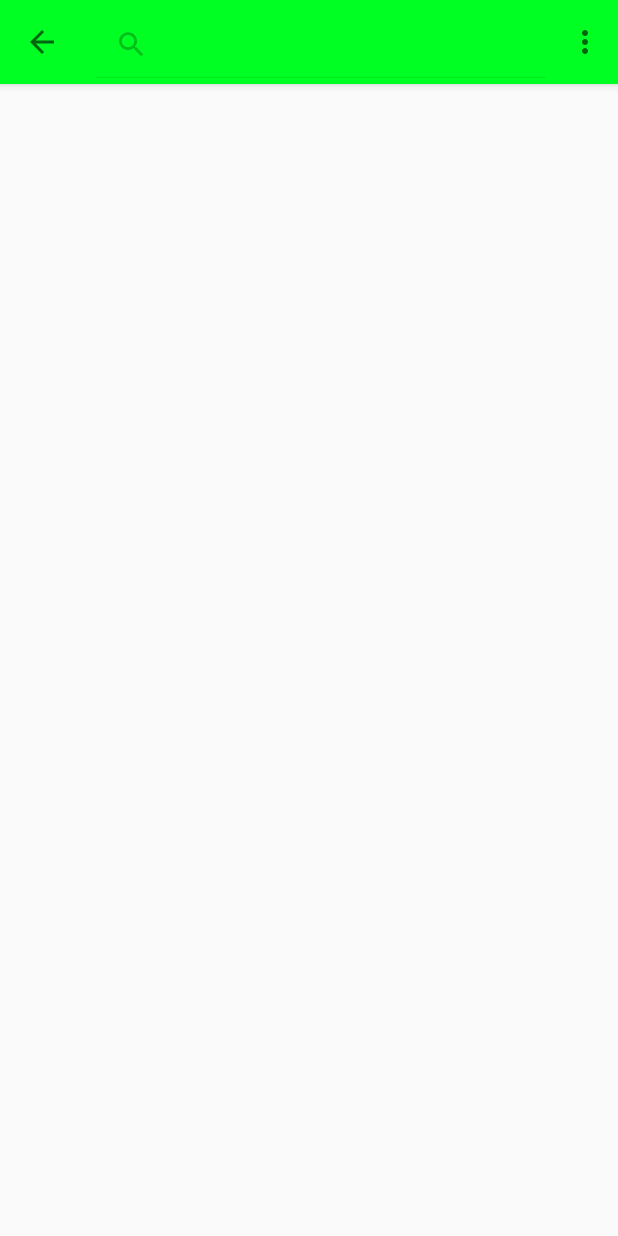
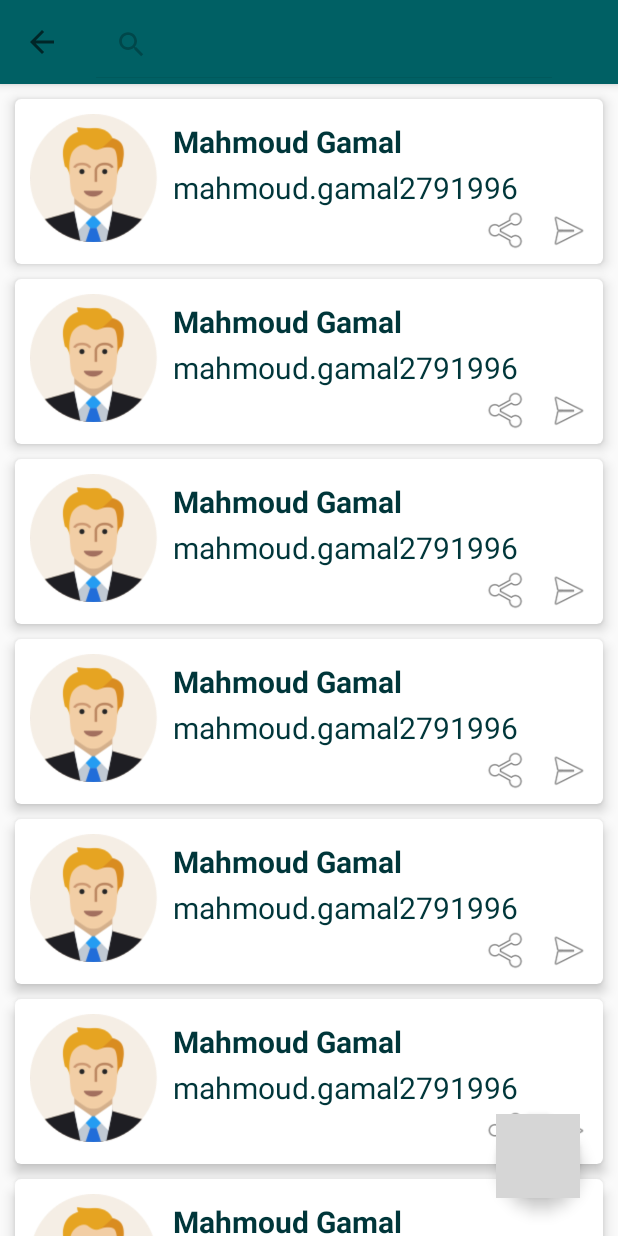
Before and after one commit to MahmoudAbdelFatah/wasla, an Android app: the screen it shows after launch (ContactsActivity), after a tap on "Search", on a phone screen of 412 x 824 dp. Run offline under Robolectric (Android 15) with nearby library versions, the phone set to English and light mode, and no system bars; our stand-ins replace Firebase (no records; nobody signed in at launch, a user with empty details on screens opened directly); libraries missing offline, so code that uses them is left out: com.github.clans.fab, es.dmoral.toasty; grey boxes are pictures that could not be loaded.

Commit message:
new design XD

```diff
--- a/app/src/main/AndroidManifest.xml
+++ b/app/src/main/AndroidManifest.xml
@@ -23,8 +23,8 @@
 
         <activity
             android:name=".view.AddFeedbackDialog"
-            android:label="Add new Feedback"
-            android:theme="@android:style/Theme.Holo.Light.Dialog.MinWidth" />
+            android:label="Feedback..."
+            android:theme="@android:style/Theme.Holo.Light.Dialog.NoActionBar.MinWidth" />
 
     </application>
 
--- a/app/src/main/java/com/example/wasla/model/OnlineDataBase.java
+++ b/app/src/main/java/com/example/wasla/model/OnlineDataBase.java
@@ -1,10 +1,14 @@
 package com.example.wasla.model;
 
 import android.content.Context;
+import android.support.annotation.NonNull;
 import android.util.Log;
+import android.webkit.ValueCallback;
 
 import com.example.wasla.R;
 import com.example.wasla.adapter.InstructorAdapter;
+import com.google.android.gms.tasks.OnFailureListener;
+import com.google.android.gms.tasks.OnSuccessListener;
 import com.google.firebase.database.ChildEventListener;
 import com.google.firebase.database.DataSnapshot;
 import com.google.firebase.database.DatabaseError;
@@ -23,7 +27,7 @@ import java.util.List;
 public class OnlineDataBase {
     public static FirebaseDatabase firebaseDatabase = FirebaseDatabase.getInstance();
     public static DatabaseReference databaseReference = firebaseDatabase.getReference();
-    public final static List<Instructor> availableContacts = new ArrayList<>();
+    public List<Instructor> availableContacts = new ArrayList<>();
     private Context context;
 
     public OnlineDataBase(Context context) {
@@ -31,9 +35,8 @@ public class OnlineDataBase {
         Log.d("test", "entered onlineDataBase constructor");
     }
 
-    public void updateAvailableContacts(final InstructorAdapter instructorAdapter) {
+    public void updateAvailableContacts(final ValueCallback<List<Instructor>> valueCallback) {
         databaseReference.child(context.getString( R.string.contacts_node)).addListenerForSingleValueEvent(new ValueEventListener() {
-
             @Override
             public void onDataChange(DataSnapshot dataSnapshot) {
               /*  GenericTypeIndicator<List<Instructor>> type = new GenericTypeIndicator<List<Instructor>>() { //another way
@@ -47,7 +50,8 @@ public class OnlineDataBase {
                 if(temp!=null) {
                     availableContacts.clear();
                     availableContacts.addAll(temp);
-                    instructorAdapter.notifyDataSetChanged();
+                    valueCallback.onReceiveValue(availableContacts);
+
                     // Log.d("test",availableContacts.get(1).getName()); //for testing
                 }
             }
@@ -59,7 +63,20 @@ public class OnlineDataBase {
         });
     }
 
-    public void sendFeedback(String feedback) {
-        databaseReference.child(context.getString(R.string.feedback_node)).push().setValue(feedback);
+    public void sendFeedback(String feedback, final ValueCallback<Boolean> b) {
+        databaseReference.child(context.getString(R.string.feedback_node)).push().setValue(feedback).addOnFailureListener(new OnFailureListener() {
+            @Override
+            public void onFailure(@NonNull Exception e) {
+                b.onReceiveValue(false);
+            }
+        }).addOnSuccessListener(new OnSuccessListener<Void>() {
+            @Override
+            public void onSuccess(Void aVoid) {
+                b.onReceiveValue(true);
+            }
+
+        });
     }
+
+
 }
--- a/app/src/main/java/com/example/wasla/view/ContactsActivity.java
+++ b/app/src/main/java/com/example/wasla/view/ContactsActivity.java
@@ -15,8 +15,10 @@ import android.view.MenuInflater;
 import android.view.MenuItem;
 import android.view.View;
 
+import android.webkit.ValueCallback;
 import android.widget.EditText;
 import android.support.v7.widget.SearchView;
+import android.widget.ProgressBar;
 import android.widget.Toast;
 
 import com.example.wasla.R;
@@ -26,6 +28,9 @@ import com.example.wasla.model.OnlineDataBase;
 import com.github.clans.fab.FloatingActionButton;
 import com.github.clans.fab.FloatingActionMenu;
 
+import java.util.ArrayList;
+import java.util.List;
+
 import es.dmoral.toasty.Toasty;
 
 public class ContactsActivity extends AppCompatActivity {
@@ -33,7 +38,10 @@ public class ContactsActivity extends AppCompatActivity {
     private InstructorAdapter instructorAdapter;
     private OnlineDataBase onlineDataBase;
     private Toolbar toolbar;
+    private ArrayList<Instructor> instructorsList;
     private final int AddFeedbackDialogRequestCoder=1;
+    private ProgressBar progressBar;
+    private android.support.design.widget.FloatingActionButton floatingActionButton;
     @Override
     protected void onActivityResult(int requestCode, int resultCode, Intent data) {
 
@@ -41,31 +49,75 @@ public class ContactsActivity extends AppCompatActivity {
         {
             if (resultCode == RESULT_OK) {
                 String feedback = data.getStringExtra(getString(R.string.feedback));
-                onlineDataBase.sendFeedback(feedback);
-                Toasty.success(this, "Successfully send the feedback!", Toast.LENGTH_SHORT, true).show();
+                onlineDataBase.sendFeedback(feedback, new ValueCallback<Boolean>() {
+                    @Override
+                    public void onReceiveValue(Boolean aBoolean) {
+                        if(aBoolean)
+                            Toasty.success(getBaseContext(), "Successfully send the feedback!"
+                                    , Toast.LENGTH_SHORT, true).show();
+                        else
+                            Toasty.error(getBaseContext(), "There is an error,try again later!", Toast.LENGTH_SHORT, true).show();
+
+                    }
+                });
+
             }
+
+
+
         }
     }
 
     @Override
     protected void onCreate(Bundle savedInstanceState) {
         super.onCreate(savedInstanceState);
+
         setContentView(R.layout.activity_contacts);
         toolbar = (Toolbar) findViewById(R.id.toolbar);
+        progressBar=findViewById(R.id.progressBar);
+        floatingActionButton=findViewById(R.id.bt_fab);
+
         setSupportActionBar(toolbar);
         if(!isNetworkConnected()) {
             Toasty.warning(this, "check the internet connection!", Toast.LENGTH_LONG, true).show();
         }
         onlineDataBase = new OnlineDataBase(this);
+        instructorsList=new ArrayList<>();
         recyclerView = findViewById(R.id.rv_instructor);
         recyclerView.setLayoutManager(new GridLayoutManager(this, 1));
-        instructorAdapter = new InstructorAdapter(this, onlineDataBase.availableContacts);
-        recyclerView.setAdapter(instructorAdapter);
-        registerForContextMenu(recyclerView);
+    //    registerForContextMenu(recyclerView);
+        progressBar.setVisibility(View.VISIBLE);
 
-        onlineDataBase.updateAvailableContacts(instructorAdapter);
+        onlineDataBase.updateAvailableContacts(new ValueCallback<List<Instructor>>() {
+            @Override
+            public void onReceiveValue(List<Instructor> instructors) {
+                instructorsList= (ArrayList<Instructor>) instructors;
+                Instructor instructor;
+                for(int i=0;i<100;i++)
+                {
+                    instructor=new Instructor();
+                    instructor.setName("Mahmoud Gamal");
+                    instructor.setEmail("mahmoud.gamal2791996@yahoo.com");
+                    instructor.setGender(getApplicationContext().getString(R.string.male_instructor));
+                    instructorsList.add(instructor);
+                }
+
+                instructorAdapter = new InstructorAdapter(getApplicationContext(),instructorsList);
+                recyclerView.setAdapter(instructorAdapter);
+                progressBar.setVisibility(View.INVISIBLE);
+                floatingActionButton.setVisibility(View.VISIBLE);
+            }
+        });
+
+        floatingActionButton.setOnClickListener(new View.OnClickListener() {
+            @Override
+            public void onClick(View view) {
+                startActivityForResult(new Intent(getApplicationContext(), AddFeedbackDialog.class),AddFeedbackDialogRequestCoder);
+            }
+        });
 
     }
+
 
     private boolean isNetworkConnected() {
         ConnectivityManager cm = (ConnectivityManager) getSystemService(Context.CONNECTIVITY_SERVICE);
@@ -98,21 +150,6 @@ public class ContactsActivity extends AppCompatActivity {
         });
     }
 
-    @Override
-    public boolean onOptionsItemSelected(MenuItem item) {
-        int id = item.getItemId();
-       if(id == R.id.send_feedback) {
-
-            startActivityForResult(new Intent(this, AddFeedbackDialog.class),AddFeedbackDialogRequestCoder);
-            return true;
-        }
-        else {
-            //nothing
-        }
-
-        return super.onOptionsItemSelected(item);
-    }
-
 
 
 }
--- a/app/src/main/res/layout/activity_contacts.xml
+++ b/app/src/main/res/layout/activity_contacts.xml
@@ -3,6 +3,7 @@
     xmlns:tools="http://schemas.android.com/tools"
     android:layout_width="match_parent"
     android:layout_height="match_parent"
+    xmlns:app="http://schemas.android.com/apk/res-auto"
 
     android:orientation="vertical"
     tools:context="com.example.wasla.view.ContactsActivity">
@@ -15,6 +16,13 @@
         android:layout_height="match_parent"
 
         >
+        <ProgressBar
+            android:layout_width="wrap_content"
+            android:layout_height="wrap_content"
+            android:id="@+id/progressBar"
+            android:layout_gravity="center_vertical|center_horizontal"
+            android:visibility="gone"
+            />
 
         <android.support.v7.widget.RecyclerView
             android:id="@+id/rv_instructor"
@@ -23,7 +31,18 @@
             android:scrollbars="vertical">
         </android.support.v7.widget.RecyclerView>
 
-
+<android.support.design.widget.FloatingActionButton
+    android:layout_width="wrap_content"
+    android:layout_height="wrap_content"
+    android:layout_gravity="bottom|end"
+    android:layout_marginBottom="25dp"
+    android:layout_marginRight="25dp"
+    app:rippleColor="#000000"
+    app:layout_behavior="com.example.wasla.animation.FAB_Hide_on_Scroll"
+    android:id="@+id/bt_fab"
+    android:visibility="invisible"
+    android:src="@drawable/ic_feedback_white_24dp"
+    />
 
 
     </FrameLayout>
--- a/app/src/main/res/layout/cv_instructor_item.xml
+++ b/app/src/main/res/layout/cv_instructor_item.xml
@@ -1,18 +1,19 @@
 <?xml version="1.0" encoding="utf-8"?>
 <android.support.v7.widget.CardView xmlns:android="http://schemas.android.com/apk/res/android"
     xmlns:app="http://schemas.android.com/apk/res-auto"
-    android:id="@+id/cv_instructor_content"
     android:layout_width="match_parent"
     android:layout_height="110dp"
-    android:layout_marginTop="5dp"
+    android:layout_marginTop="10dp"
+    android:layout_marginRight="10dp"
+    android:layout_marginLeft="10dp"
 
     app:cardBackgroundColor="@android:color/white"
-    app:cardCornerRadius="2dp"
-    app:cardElevation="2dp">
+    app:cardCornerRadius="4dp"
+    app:cardElevation="5dp">
 
     <LinearLayout
         android:layout_width="match_parent"
-        android:layout_height="wrap_content"
+        android:layout_height="match_parent"
         android:orientation="horizontal">
 
         <ImageView
@@ -36,6 +37,7 @@
                 android:layout_width="wrap_content"
                 android:layout_height="wrap_content"
                 android:lines="1"
+                android:textColor="@color/colorPrimaryDark"
                 android:textSize="@dimen/textSize"
                 android:textStyle="bold" />
 
@@ -43,18 +45,38 @@
                 android:id="@+id/tv_instructor_email"
                 android:layout_width="wrap_content"
                 android:layout_height="wrap_content"
-                android:layout_marginTop="5dp"
+                android:layout_marginTop="3dp"
+                android:textColor="@color/colorPrimaryDark"
                 android:lines="1"
-                android:textSize="@dimen/textSize"
-                android:textStyle="bold" />
+                android:maxLength="20"
+                android:textSize="20sp"
+                 />
+            <LinearLayout
+                android:layout_width="match_parent"
+                android:layout_height="wrap_content"
+                android:orientation="horizontal"
+                android:layout_marginBottom="5dp"
+                android:gravity="end"
+                >
+                <ImageView
+                    android:id="@+id/iv_share"
+                    android:layout_width="35dp"
+                    android:layout_height="30dp"
+                    android:layout_marginRight="5dp"
+                    android:layout_gravity="end"
+                    android:contentDescription="@string/share_image"
+                    android:src="@android:drawable/ic_menu_share" />
+                <ImageView
+                    android:id="@+id/iv_send_email"
+                    android:layout_width="35dp"
+                    android:layout_height="30dp"
+                    android:layout_marginRight="5dp"
+                    android:layout_gravity="end"
+                    android:contentDescription="@string/share_image"
+                    android:src="@android:drawable/ic_menu_send" />
 
-            <ImageView
-                android:id="@+id/iv_share"
-                android:layout_width="wrap_content"
-                android:layout_height="wrap_content"
-                android:layout_gravity="end"
-                android:contentDescription="@string/share_image"
-                android:src="@android:drawable/ic_menu_share" />
+            </LinearLayout>
+
         </LinearLayout>
 
     </LinearLayout>
--- a/app/src/main/res/layout/search_bar.xml
+++ b/app/src/main/res/layout/search_bar.xml
@@ -3,13 +3,17 @@
     xmlns:android="http://schemas.android.com/apk/res/android"
     android:layout_width="match_parent"
     android:layout_height="match_parent"
+    android:background="@color/White"
     android:orientation="horizontal">
 
     <EditText
         android:id="@+id/edtSearch"
-        android:layout_width="wrap_content"
+        android:layout_width="match_parent"
         android:layout_height="wrap_content"
         android:inputType="text"
+        android:hint="Name"
+        android:textColorHint="@color/White"
+        android:textColor="@color/White"
         android:imeOptions="actionSearch" />
 
 </LinearLayout>
--- a/app/src/main/res/layout/toolbar.xml
+++ b/app/src/main/res/layout/toolbar.xml
@@ -1,9 +1,10 @@
 <?xml version="1.0" encoding="utf-8"?>
-<android.support.v7.widget.Toolbar
-    xmlns:android="http://schemas.android.com/apk/res/android"
+<android.support.v7.widget.Toolbar xmlns:android="http://schemas.android.com/apk/res/android"
     android:layout_width="match_parent"
     android:layout_height="wrap_content"
+    xmlns:app="http://schemas.android.com/apk/res-auto"
     android:elevation="4dp"
-    android:background="@color/colorPrimary">
+    android:background="@color/colorPrimary"
+    app:titleTextColor="@color/White">
 
 </android.support.v7.widget.Toolbar>
--- a/app/src/main/res/menu/menu_main.xml
+++ b/app/src/main/res/menu/menu_main.xml
@@ -2,13 +2,6 @@
 <menu xmlns:android="http://schemas.android.com/apk/res/android"
     xmlns:app="http://schemas.android.com/apk/res-auto">
 
-
-
-    <item
-        android:id="@+id/send_feedback"
-        android:orderInCategory="100"
-        app:showAsAction="never"
-        android:title="@string/send_feedback" />
 
     <item android:id="@+id/action_search"
         android:icon="@drawable/ic_search"
--- a/app/src/main/res/values/colors.xml
+++ b/app/src/main/res/values/colors.xml
@@ -1,22 +1,7 @@
 <?xml version="1.0" encoding="utf-8"?>
 <resources>
-    <color name="colorPrimary">#00FF22</color>
-    <color name="colorPrimaryDark">#0000FF</color>
-    <color name="colorAccent">#FF4081</color>
-    <color name="yellow">#FFFF00</color>
-    <color name="fuchsia">#FF00FF</color>
-    <color name="red">#FF0000</color>
-    <color name="silver">#C0C0C0</color>
-    <color name="gray">#808080</color>
-    <color name="olive">#808000</color>
-    <color name="purple">#800080</color>
-    <color name="maroon">#800000</color>
-    <color name="aqua">#00FFFF</color>
-    <color name="lime">#00FF00</color>
-    <color name="teal">#008080</color>
-    <color name="green">#008000</color>
-    <color name="blue">#0000FF</color>
-    <color name="navy">#000080</color>
-    <color name="black">#000000</color>
-    <color name="white">#1100</color>
+    <color name="colorPrimary">#006064</color>
+    <color name="colorPrimaryDark">#00363a</color>
+    <color name="colorAccent">#428e92</color>
+    <color name="White">#ffffff</color>
 </resources>
--- a/app/src/main/res/values/styles.xml
+++ b/app/src/main/res/values/styles.xml
@@ -7,5 +7,4 @@
         <item name="colorPrimaryDark">@color/colorPrimaryDark</item>
         <item name="colorAccent">@color/colorAccent</item>
     </style>
-
 </resources>
--- a/app/src/main/res/values/themes.xml
+++ b/app/src/main/res/values/themes.xml
@@ -1,3 +1,4 @@
 <?xml version="1.0" encoding="utf-8"?>
 <resources>
+
 </resources>
--- a/build.gradle
+++ b/build.gradle
@@ -6,7 +6,7 @@ buildscript {
         google()
     }
     dependencies {
-        classpath 'com.android.tools.build:gradle:3.0.0'
+        classpath 'com.android.tools.build:gradle:3.0.1'
         classpath 'com.google.gms:google-services:3.1.0'
         // NOTE: Do not place your application dependencies here; they belong
         // in the individual module build.gradle files
```
Also changed, not shown: app/src/main/java/com/example/wasla/adapter/InstructorAdapter.java (+9 -19 lines), app/src/main/java/com/example/wasla/animation/FAB_Hide_on_Scroll.java (added, +36 -0 lines), app/src/main/res/layout/activity_add_feedback_dialog.xml (+18 -9 lines).
